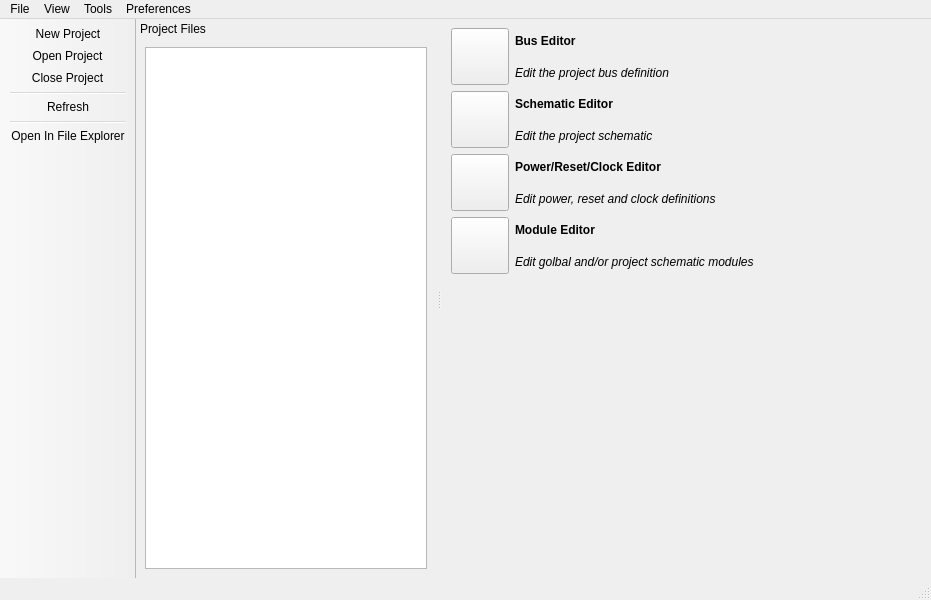
vowstar/qsoc, file ui/mainwindow.ui: the form before one commit.
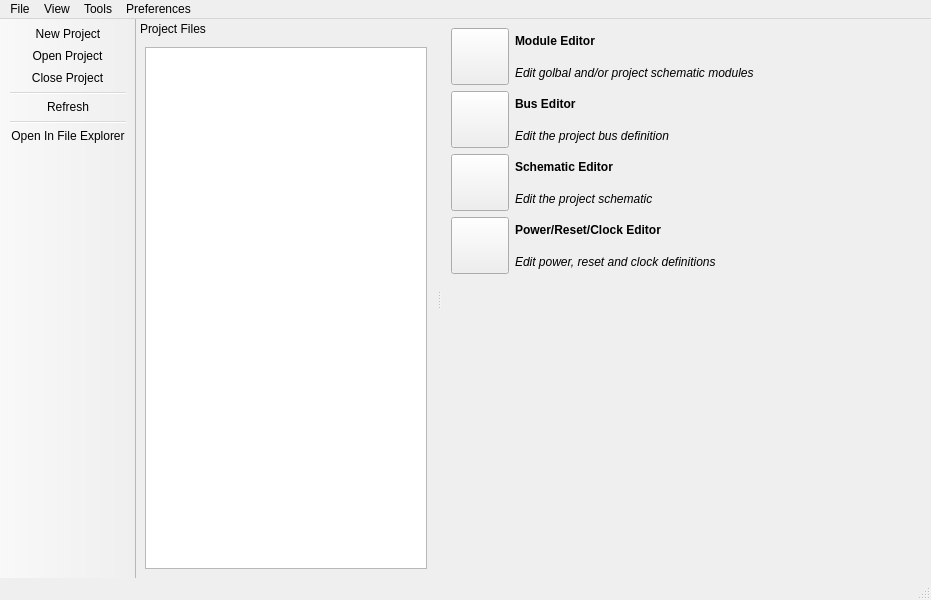
The form after the commit. Icons and pictures are not drawn.

Commit message:
refactor(ui): Reorder main window tool layout
- Swap positions of Bus Editor and Module Editor in tool list
- Update tool button names and labels to match new positions
- Fix typo in Module Editor description text

The edit to the form file:
```diff
--- a/ui/mainwindow.ui
+++ b/ui/mainwindow.ui
@@ -17,6 +17,48 @@
    <layout class="QGridLayout" name="gridLayoutCentralWidget">
     <item row="0" column="0">
      <layout class="QVBoxLayout" name="verticalLayoutToolList">
+      <item>
+       <layout class="QHBoxLayout" name="horizontalLayoutModuleEditor">
+        <item>
+         <widget class="QToolButton" name="toolButtonModuleEditor">
+          <property name="iconSize">
+           <size>
+            <width>50</width>
+            <height>50</height>
+           </size>
+          </property>
+         </widget>
+        </item>
+        <item>
+         <layout class="QVBoxLayout" name="verticalLayoutModuleEditor">
+          <item>
+           <widget class="QLabel" name="labelModuleEditor">
+            <property name="font">
+             <font>
+              <bold>true</bold>
+             </font>
+            </property>
+            <property name="text">
+             <string>Module Editor</string>
+            </property>
+           </widget>
+          </item>
+          <item>
+           <widget class="QLabel" name="labelModuleEditorDetail">
+            <property name="font">
+             <font>
+              <italic>true</italic>
+             </font>
+            </property>
+            <property name="text">
+             <string>Edit golbal and/or project schematic modules</string>
+            </property>
+           </widget>
+          </item>
+         </layout>
+        </item>
+       </layout>
+      </item>
       <item>
        <layout class="QHBoxLayout" name="horizontalLayoutBusEditor">
         <item>
@@ -143,48 +185,6 @@
         </item>
        </layout>
       </item>
-      <item>
-       <layout class="QHBoxLayout" name="horizontalLayoutModuleEditor">
-        <item>
-         <widget class="QToolButton" name="toolButtonModuleEditor">
-          <property name="iconSize">
-           <size>
-            <width>50</width>
-            <height>50</height>
-           </size>
-          </property>
-         </widget>
-        </item>
-        <item>
-         <layout class="QVBoxLayout" name="verticalLayoutModuleEditor">
-          <item>
-           <widget class="QLabel" name="labelModuleEditor">
-            <property name="font">
-             <font>
-              <bold>true</bold>
-             </font>
-            </property>
-            <property name="text">
-             <string>Module Editor</string>
-            </property>
-           </widget>
-          </item>
-          <item>
-           <widget class="QLabel" name="labelModuleEditorDetail">
-            <property name="font">
-             <font>
-              <italic>true</italic>
-             </font>
-            </property>
-            <property name="text">
-             <string>Edit golbal and/or project schematic modules</string>
-            </property>
-           </widget>
-          </item>
-         </layout>
-        </item>
-       </layout>
-      </item>
       <item>
        <spacer name="verticalSpacerToolList">
         <property name="orientation">
```
Left out of the diff: 4 changed lines with no effect on the pictures.
